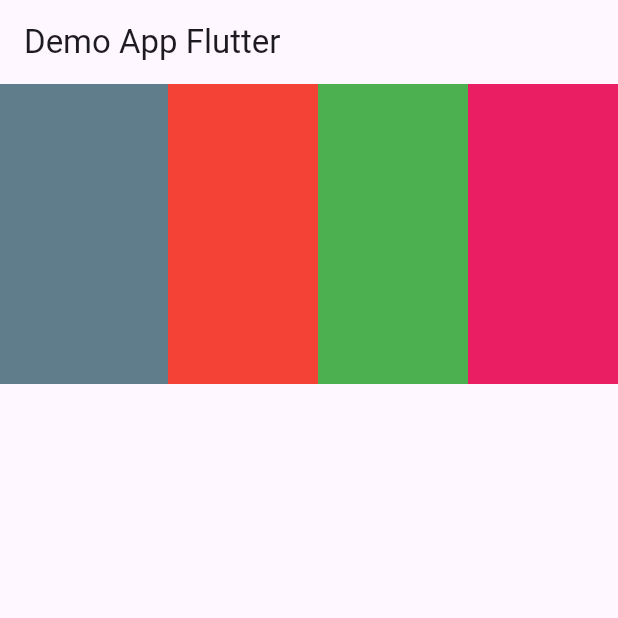
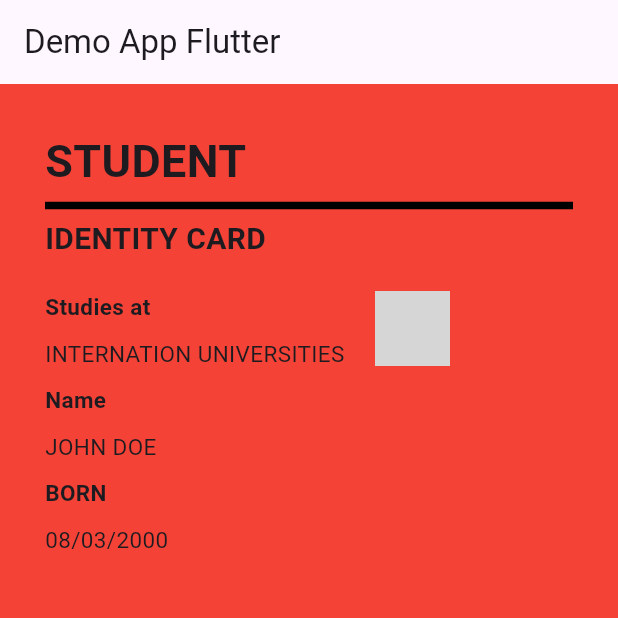
Before and after one commit to sinawatra/ID-CARD-USING-FLUTTER, a Flutter app: the screen it shows after launch, on a phone screen of 412 x 824 dp, the top half of it. Run offline on Flutter 3.47's test engine with Material 3 defaults, Android fonts, the phone set to English and light mode, and no system bars; grey boxes are pictures that could not be loaded.

Commit message:
ID Card Using Flutter, but error can place image properly sad sad x@

```diff
--- a/lib/main.dart
+++ b/lib/main.dart
@@ -1,3 +1,4 @@
+import 'dart:io';
 import 'package:flutter/material.dart';
 
 void main() {
@@ -14,8 +15,6 @@ class HomeScreen extends StatefulWidget {
 }
 
 class _HomeScreenState extends State<HomeScreen> {
-  int number = 0;
-
   @override
   Widget build(BuildContext context) {
     return Scaffold(
@@ -23,36 +22,69 @@ class _HomeScreenState extends State<HomeScreen> {
         title: const Text('Demo App Flutter'),
       ),
       body: Container(
-        height: 200,
-        color: Colors.blueGrey,
-        child: Row(
-          mainAxisAlignment: MainAxisAlignment.end,
-          crossAxisAlignment: CrossAxisAlignment.stretch,
-          //spaceBetween between every widget one by one
-          //spaceAround
-          //spaceEvenly space smer smer knea
-          //start left by default
-          //end push to the right
+        color: Colors.red,
+        padding: const EdgeInsets.all(30.0),
+        child: Column(
+          crossAxisAlignment: CrossAxisAlignment.start,
           children: [
-            Container(
-              width: 100,
-              height: 100,
-              color: Colors.red,
+            const Text(
+              "STUDENT",
+              style: TextStyle(fontSize: 30, fontWeight: FontWeight.bold),
             ),
-            Container(
-              width: 100,
-              height: 100,
-              color: Colors.green,
-        ),
-            Container(
-              width: 100,
-              height: 100,
-              color: Colors.pink,
+            const Divider(
+              thickness: 5,
+              color: Colors.black,
             ),
-
-
-
-            // Add your widgets here
+            const Text(
+              "IDENTITY CARD",
+              style: TextStyle(fontSize: 20, fontWeight: FontWeight.bold),
+            ),
+            const SizedBox(height: 20),
+            Row(
+              crossAxisAlignment: CrossAxisAlignment.start,
+              children: [
+                Column(
+                  crossAxisAlignment: CrossAxisAlignment.start,
+                  children: const [
+                    Text(
+                      "Studies at",
+                      style: TextStyle(fontSize: 15, fontWeight: FontWeight.bold),
+                    ),
+                    SizedBox(height: 10),
+                    Text(
+                      "INTERNATION UNIVERSITIES",
+                      style: TextStyle(fontSize: 15, fontWeight: FontWeight.normal),
+                    ),
+                    SizedBox(height: 10),
+                    Text(
+                      "Name",
+                      style: TextStyle(fontSize: 15, fontWeight: FontWeight.bold),
+                    ),
+                    SizedBox(height: 10),
+                    Text(
+                      "JOHN DOE",
+                      style: TextStyle(fontSize: 15, fontWeight: FontWeight.normal),
+                    ),
+                    SizedBox(height: 10),
+                    Text(
+                      "BORN",
+                      style: TextStyle(fontSize: 15, fontWeight: FontWeight.bold),
+                    ),
+                    SizedBox(height: 10),
+                    Text(
+                      "08/03/2000",
+                      style: TextStyle(fontSize: 15, fontWeight: FontWeight.normal),
+                    ),
+                  ],
+                ),
+                const SizedBox(width: 20),
+                Image.file(
+                  File("C:/Users/ADMIN/Downloads/test11.jpg"),
+                  width:50,
+                  height: 50,
+                ),
+              ],
+            ),
           ],
         ),
       ),
```
